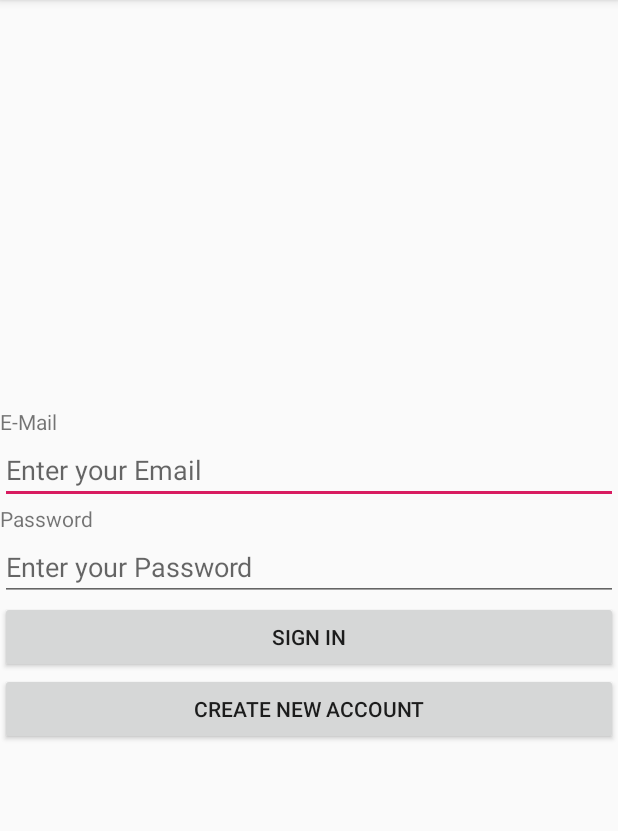
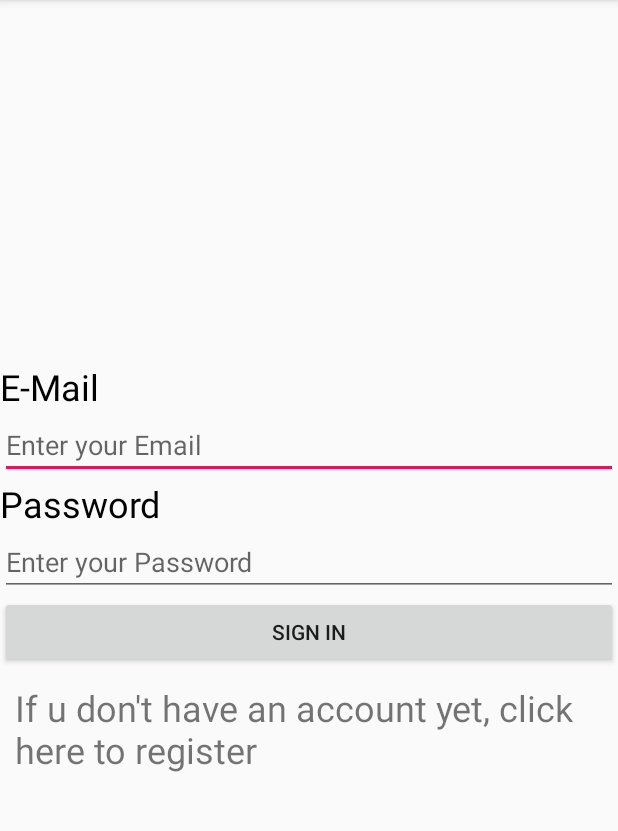
Before and after one commit to erikblank/UniPics, an Android app: the screen it shows after launch (MainActivity before the commit, LogInActivity after it), on a phone screen of 412 x 824 dp, the part 84-915 px from its top. Run offline under Robolectric (Android 15) with nearby library versions, the phone set to English and light mode, and no system bars; our stand-ins replace Firebase (no records; nobody signed in at launch, a user with empty details on screens opened directly).

Commit message:
Authentification works, user can be identified by getUid(); missing: checking for valid email adress, email verification

```diff
--- a/app/src/main/AndroidManifest.xml
+++ b/app/src/main/AndroidManifest.xml
@@ -9,8 +9,9 @@
         android:roundIcon="@mipmap/ic_launcher_round"
         android:supportsRtl="true"
         android:theme="@style/AppTheme">
-
-        <activity android:name=".MainActivity">
+        <activity android:name=".RegisterActivity"></activity>
+        <activity android:name=".UserData" />
+        <activity android:name=".LogInActivity">
             <intent-filter>
                 <action android:name="android.intent.action.MAIN" />
 
--- a/app/src/main/java/com/example/unipics/MainActivity.java
+++ b/app/src/main/java/com/example/unipics/LogInActivity.java
@@ -1,6 +1,7 @@
 package com.example.unipics;
 
 
+import android.content.Intent;
 import android.support.annotation.NonNull;
 import android.support.v7.app.AppCompatActivity;
 import android.os.Bundle;
@@ -8,6 +9,7 @@ import android.util.Log;
 import android.view.View;
 import android.widget.Button;
 import android.widget.EditText;
+import android.widget.TextView;
 import android.widget.Toast;
 
 import com.google.android.gms.tasks.OnCompleteListener;
@@ -16,19 +18,22 @@ import com.google.firebase.auth.AuthResult;
 import com.google.firebase.auth.FirebaseAuth;
 import com.google.firebase.auth.FirebaseUser;
 
-public class MainActivity extends AppCompatActivity {
+import static com.example.unipics.Constants.USERNAME_KEY;
 
-    private static final String TAG = MainActivity.class.getSimpleName();
+public class LogInActivity extends AppCompatActivity {
+
+    private static final String TAG = LogInActivity.class.getSimpleName();
 
     private FirebaseAuth mAuth;
     private EditText mEmailField;
     private EditText mPasswordField;
-    private Button btnSignIn, btnRegister;
+    private Button btnSignIn;
+    private TextView textViewRegister;
 
     @Override
     protected void onCreate(Bundle savedInstanceState) {
         super.onCreate(savedInstanceState);
-        setContentView(R.layout.activity_main);
+        setContentView(R.layout.activity_login);
         init();
         buttonClicks();
     }
@@ -39,7 +44,18 @@ public class MainActivity extends AppCompatActivity {
         super.onStart();
         // Check if user is signed in (non-null) and update UI accordingly.
         FirebaseUser currentUser = mAuth.getCurrentUser();
-        updateUI(currentUser);
+        if (currentUser != null){
+            Intent intent = new Intent(this, UserData.class);
+            startActivity(intent);
+            finish();
+        }
+
+    }
+
+    private void startMainMenu() {
+        Intent intent = new Intent(LogInActivity.this, UserData.class);
+        startActivity(intent);
+
     }
 
 
@@ -48,7 +64,7 @@ public class MainActivity extends AppCompatActivity {
         mEmailField = findViewById(R.id.editText_email);
         mPasswordField = findViewById(R.id.editText_password);
         btnSignIn = findViewById(R.id.btn_signIn);
-        btnRegister = findViewById(R.id.btn_createNewAccount);
+        textViewRegister = findViewById(R.id.textView_register);
         // Initialize Firebase Auth
         mAuth = FirebaseAuth.getInstance();
     }
@@ -61,37 +77,13 @@ public class MainActivity extends AppCompatActivity {
             }
         });
 
-        btnRegister.setOnClickListener(new View.OnClickListener() {
+        textViewRegister.setOnClickListener(new View.OnClickListener() {
             @Override
             public void onClick(View v) {
-                createAccount(mEmailField.getText().toString(), mPasswordField.getText().toString());
-
+                startActivity(new Intent(LogInActivity.this, RegisterActivity.class));
             }
         });
 
-    }
-
-    private void createAccount(String email, String password){
-        mAuth.createUserWithEmailAndPassword(email, password)
-                .addOnCompleteListener(this, new OnCompleteListener<AuthResult>() {
-                    @Override
-                    public void onComplete(@NonNull Task<AuthResult> task) {
-                        if (task.isSuccessful()) {
-                            // Sign in success, update UI with the signed-in user's information
-                            Log.d(TAG, "createUserWithEmail:success");
-                            FirebaseUser user = mAuth.getCurrentUser();
-                            updateUI(user);
-                        } else {
-                            // If sign in fails, display a message to the user.
-                            Log.w(TAG, "createUserWithEmail:failure", task.getException());
-                            Toast.makeText(MainActivity.this, "Authentication failed.",
-                                    Toast.LENGTH_SHORT).show();
-                            updateUI(null);
-                        }
-
-                        // ...
-                    }
-                });
 
     }
 
@@ -103,15 +95,13 @@ public class MainActivity extends AppCompatActivity {
                         if (task.isSuccessful()) {
                             // Sign in success, update UI with the signed-in user's information
                             Log.d(TAG, "signInWithEmail:success");
-                            FirebaseUser user = mAuth.getCurrentUser();
-                            updateUI(user);
                         } else {
                             // If sign in fails, display a message to the user.
                             Log.w(TAG, "signInWithEmail:failure", task.getException());
-                            Toast.makeText(MainActivity.this, "Authentication failed.",
+                            Toast.makeText(LogInActivity.this, "Authentication failed.",
                                     Toast.LENGTH_SHORT).show();
-                            updateUI(null);
                         }
+                        startMainMenu();
 
                         // ...
                     }
@@ -119,13 +109,5 @@ public class MainActivity extends AppCompatActivity {
 
     }
 
-    private void updateUI(FirebaseUser user) {
-        if (user != null){
-            //setViews
-        }
-    }
-
-
-
 
 }
--- /dev/null
+++ b/app/src/main/res/layout/activity_login.xml
@@ -0,0 +1,70 @@
+<?xml version="1.0" encoding="utf-8"?>
+<LinearLayout xmlns:android="http://schemas.android.com/apk/res/android"
+    xmlns:app="http://schemas.android.com/apk/res-auto"
+    xmlns:tools="http://schemas.android.com/tools"
+    android:orientation="vertical"
+    android:gravity="center"
+    android:layout_width="match_parent"
+    android:layout_height="match_parent"
+    tools:context=".LogInActivity"
+    tools:ignore="ExtraText">
+
+    <ImageView
+        android:id="@+id/imageView3"
+        android:layout_width="match_parent"
+        android:layout_height="wrap_content"
+        tools:srcCompat="@tools:sample/avatars" />
+
+    <TextView
+        android:layout_width="match_parent"
+        android:layout_height="wrap_content"
+        android:text="@string/e_mail"
+        android:textColor="#000000"
+        android:textSize="24sp"
+        app:layout_constraintBottom_toBottomOf="parent"
+        app:layout_constraintLeft_toLeftOf="parent"
+        app:layout_constraintRight_toRightOf="parent"
+        app:layout_constraintTop_toTopOf="parent" />
+
+    <EditText
+        android:id="@+id/editText_email"
+        android:layout_width="match_parent"
+        android:layout_height="wrap_content"
+        android:ems="10"
+        android:hint="@string/editTextEnterEmail"
+        android:inputType="textPersonName"
+        tools:ignore="TextFields" />
+
+    <TextView
+        android:id="@+id/textView"
+        android:layout_width="match_parent"
+        android:layout_height="wrap_content"
+        android:text="@string/password"
+        android:textColor="#000000"
+        android:textSize="24sp" />
+
+    <EditText
+        android:id="@+id/editText_password"
+        android:layout_width="match_parent"
+        android:layout_height="wrap_content"
+        android:ems="10"
+        android:hint="@string/editTextPassword"
+        android:inputType="textPassword" />
+
+    <Button
+        android:id="@+id/btn_signIn"
+        android:layout_width="match_parent"
+        android:layout_height="wrap_content"
+        android:text="@string/common_signin_button_text" />
+
+    <TextView
+        android:id="@+id/textView_register"
+        android:layout_width="match_parent"
+        android:layout_height="wrap_content"
+        android:padding="10dp"
+        android:text="If u don't have an account yet, click here to register"
+        android:textSize="24sp" />
+
+
+
+</LinearLayout>
--- a/app/src/main/res/layout/activity_main.xml
+++ b/app/src/main/res/layout/activity_register.xml
@@ -6,52 +6,41 @@
     android:gravity="center"
     android:layout_width="match_parent"
     android:layout_height="match_parent"
-    tools:context=".MainActivity"
-    tools:ignore="ExtraText">
-
-    <TextView
-        android:layout_width="match_parent"
-        android:layout_height="wrap_content"
-        android:text="@string/e_mail"
-        app:layout_constraintBottom_toBottomOf="parent"
-        app:layout_constraintLeft_toLeftOf="parent"
-        app:layout_constraintRight_toRightOf="parent"
-        app:layout_constraintTop_toTopOf="parent" />
+    tools:context=".RegisterActivity">
 
     <EditText
         android:id="@+id/editText_email"
         android:layout_width="match_parent"
         android:layout_height="wrap_content"
         android:ems="10"
-        android:hint="@string/editTextEnterEmail"
-        android:inputType="textPersonName"
-        tools:ignore="TextFields" />
-
-    <TextView
-        android:id="@+id/textView"
-        android:layout_width="match_parent"
-        android:layout_height="wrap_content"
-        android:text="@string/password" />
+        android:hint="Enter your Email-Adress"
+        android:inputType="textEmailAddress" />
 
     <EditText
         android:id="@+id/editText_password"
         android:layout_width="match_parent"
         android:layout_height="wrap_content"
         android:ems="10"
-        android:hint="@string/editTextPassword"
+        android:hint="Password"
+        android:inputType="textPassword" />
+
+    <EditText
+        android:id="@+id/editText_passwordAgain"
+        android:layout_width="match_parent"
+        android:layout_height="wrap_content"
+        android:ems="10"
+        android:hint="Password again"
         android:inputType="textPassword" />
 
     <Button
-        android:id="@+id/btn_signIn"
+        android:id="@+id/btn_register"
         android:layout_width="match_parent"
         android:layout_height="wrap_content"
-        android:text="@string/common_signin_button_text" />
+        android:text="Register" />
 
-    <Button
-        android:id="@+id/btn_createNewAccount"
+    <TextView
+        android:id="@+id/textView_backToLogin"
         android:layout_width="match_parent"
         android:layout_height="wrap_content"
-        android:text="Create New Account" />
-
-
+        android:text="Already have an account? Click here to log in" />
 </LinearLayout>
--- a/app/src/main/res/values/strings.xml
+++ b/app/src/main/res/values/strings.xml
@@ -13,4 +13,5 @@
     <string name="invalid_username">Not a valid username</string>
     <string name="invalid_password">Password must be >5 characters</string>
     <string name="login_failed">"Login failed"</string>
+    <string name="create_new_account">Create New Account</string>
 </resources>
```
Also changed, not shown: app/src/main/java/com/example/unipics/Constants.java (added, +8 -0 lines), app/src/main/java/com/example/unipics/RegisterActivity.java (added, +78 -0 lines), app/src/main/java/com/example/unipics/UserData.java (added, +36 -0 lines), app/src/main/res/layout/activity_user_data.xml (added, +30 -0 lines).
